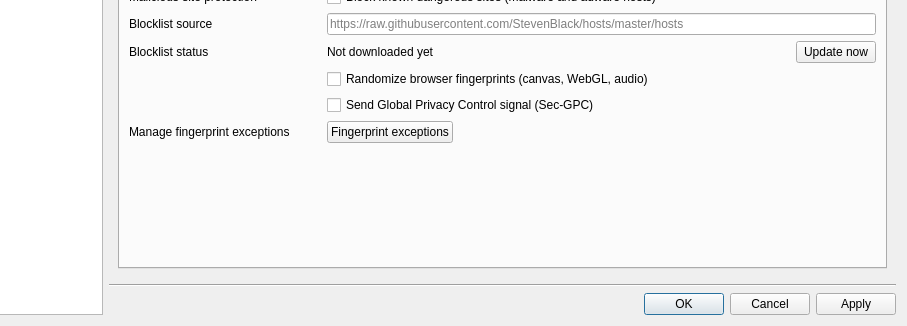
Old version of the form src/lib/preferences/preferences.ui in the repository osza-tools/osza-browser; both pictures show x 128 to 1035 and y 401 to 727 of the 1035 by 727 pixel window.
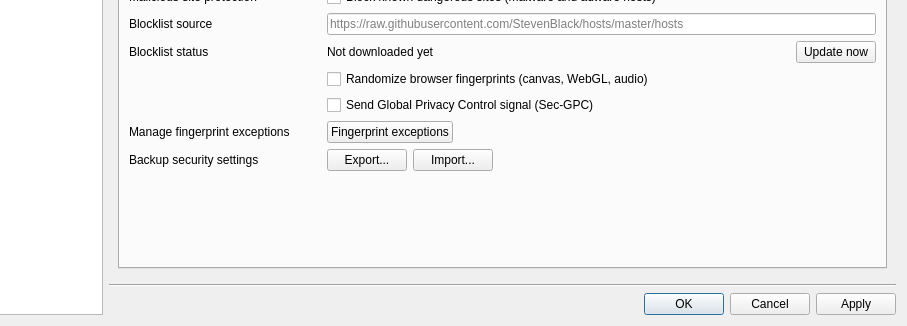
New version of the form. The open tabs and pages were chosen to show the change. Custom widgets are drawn as their Qt base class.

Commit message: security: import and export of the security-tools settings

Patch:
```diff
--- a/src/lib/preferences/preferences.ui
+++ b/src/lib/preferences/preferences.ui
@@ -2655,7 +2655,63 @@
                  </property>
                 </widget>
                </item>
-               <item row="21" column="0" colspan="3">
+               <item row="21" column="0">
+                <widget class="QLabel" name="labelSecurityBackup">
+                 <property name="text">
+                  <string>Backup security settings</string>
+                 </property>
+                </widget>
+               </item>
+               <item row="21" column="2">
+                <layout class="QHBoxLayout" name="horizontalLayoutSecurityBackup">
+                 <item>
+                  <widget class="QPushButton" name="securityExportButton">
+                   <property name="sizePolicy">
+                    <sizepolicy hsizetype="Fixed" vsizetype="Fixed">
+                     <horstretch>0</horstretch>
+                     <verstretch>0</verstretch>
+                    </sizepolicy>
+                   </property>
+                   <property name="toolTip">
+                    <string>Save the configuration of all security tools (protections, exceptions, secure DNS servers, blocklist source) to a JSON file that can be imported on another machine or profile.</string>
+                   </property>
+                   <property name="text">
+                    <string>Export...</string>
+                   </property>
+                  </widget>
+                 </item>
+                 <item>
+                  <widget class="QPushButton" name="securityImportButton">
+                   <property name="sizePolicy">
+                    <sizepolicy hsizetype="Fixed" vsizetype="Fixed">
+                     <horstretch>0</horstretch>
+                     <verstretch>0</verstretch>
+                    </sizepolicy>
+                   </property>
+                   <property name="toolTip">
+                    <string>Apply a previously exported security settings file. Every tool section is validated on its own; malformed sections are skipped and reported, the rest still applies. The fingerprint randomization seed is never part of a settings file.</string>
+                   </property>
+                   <property name="text">
+                    <string>Import...</string>
+                   </property>
+                  </widget>
+                 </item>
+                 <item>
+                  <spacer name="horizontalSpacerSecurityBackup">
+                   <property name="orientation">
+                    <enum>Qt::Orientation::Horizontal</enum>
+                   </property>
+                   <property name="sizeHint" stdset="0">
+                    <size>
+                     <width>40</width>
+                     <height>20</height>
+                    </size>
+                   </property>
+                  </spacer>
+                 </item>
+                </layout>
+               </item>
+               <item row="22" column="0" colspan="3">
                 <spacer name="verticalSpacer_3">
                  <property name="orientation">
                   <enum>Qt::Orientation::Vertical</enum>
```
The commit also changes 12 other files.
